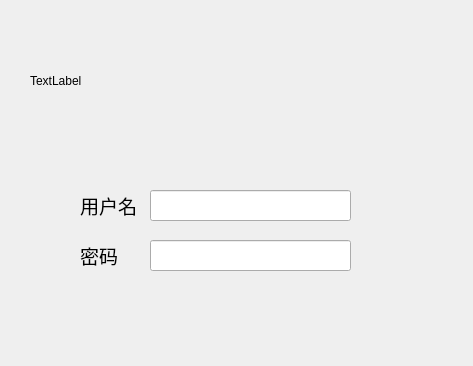
This is resources/ui/Login.ui in BluesJiang/PlateRecognition as Qt 5 draws it before an edit. The edited form follows.
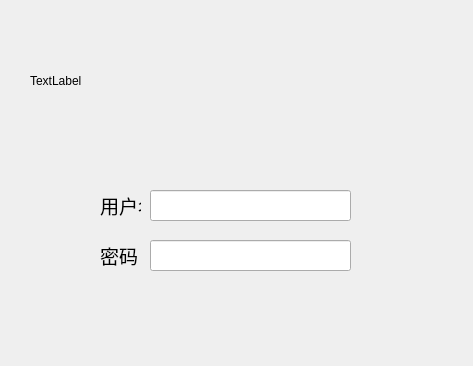
This is the edited form.

Commit message: new login interface

```diff
--- a/resources/ui/Login.ui
+++ b/resources/ui/Login.ui
@@ -64,9 +64,9 @@
   <widget class="QLabel" name="label_2">
    <property name="geometry">
     <rect>
-     <x>80</x>
+     <x>100</x>
      <y>190</y>
-     <width>60</width>
+     <width>41</width>
      <height>31</height>
     </rect>
    </property>
@@ -85,9 +85,9 @@
   <widget class="QLabel" name="label_3">
    <property name="geometry">
     <rect>
-     <x>80</x>
+     <x>100</x>
      <y>240</y>
-     <width>60</width>
+     <width>41</width>
      <height>31</height>
     </rect>
    </property>
```
The commit also changes 5 other files.
